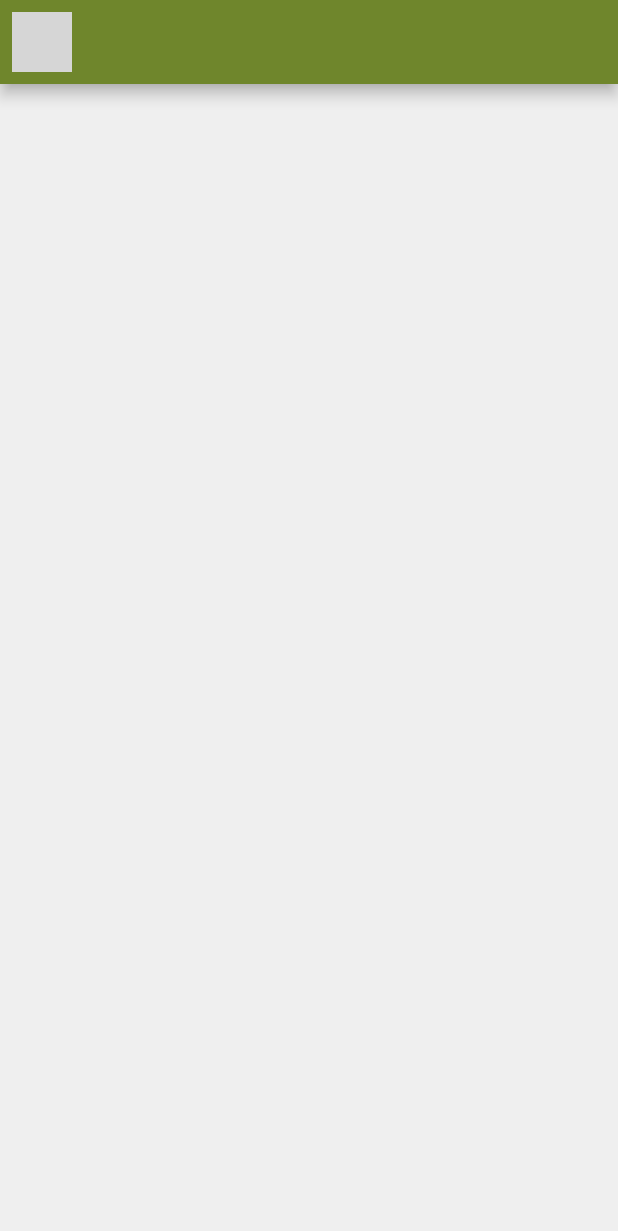
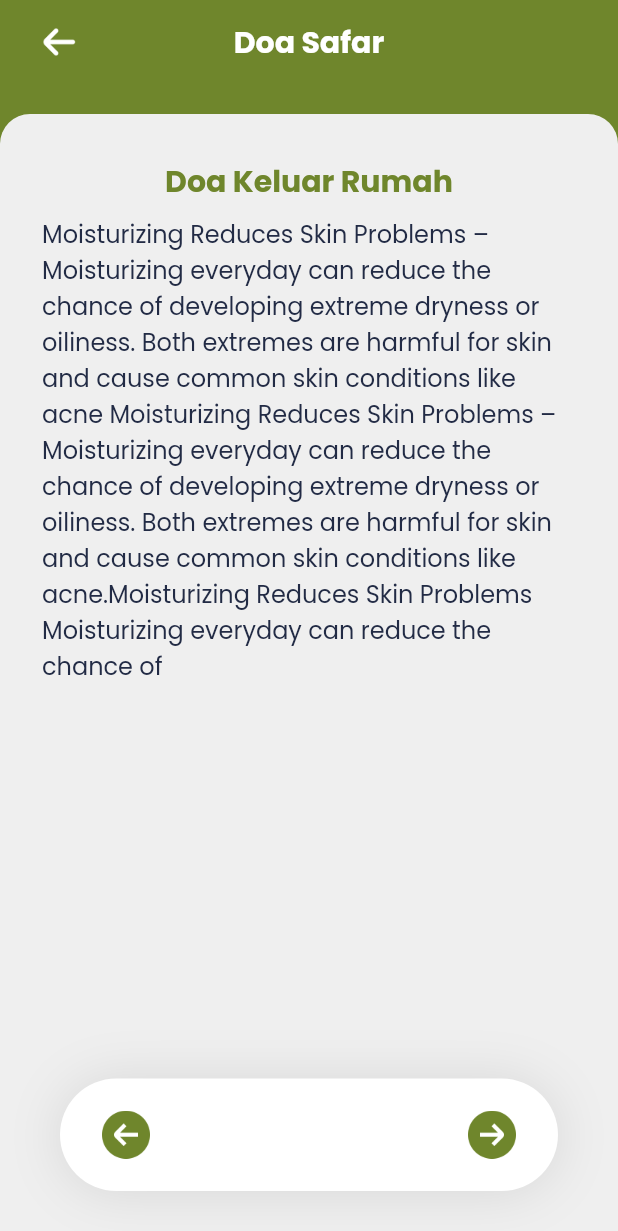
Before and after one commit to sapret19/ziarah_rasul, a Flutter app: the screen it shows after launch, on a phone screen of 412 x 824 dp. Shown: the top 1231 px of the screen. Run offline on Flutter 3.47's test engine with Material 2 defaults, Android fonts, the light colour scheme and no system bars; grey boxes are pictures that could not be loaded.

Commit message:
singlepage

```diff
--- a/lib/home_screen.dart
+++ b/lib/home_screen.dart
@@ -10,7 +10,6 @@ class HomeScreen extends StatelessWidget {
   Widget build(BuildContext context) {
     Size size = MediaQuery.of(context).size;
     return Scaffold(
-
         appBar: BagianHead(),
         body: Column(
           children: [
@@ -71,7 +70,7 @@ class HomeScreen extends StatelessWidget {
         mainAxisAlignment: MainAxisAlignment.center,
         children: [
           Image(
-            image: const AssetImage('images/logo-zr.png'),
+            image: const AssetImage('assets/images/Logo-ZR.png'),
             height: AppBar().preferredSize.height,
           ),
         ],
@@ -114,9 +113,9 @@ class Pengumuman extends StatelessWidget {
                                 color: kPrimaryColor,
                               ),
                             ),
-
                           ],
-                          ),),
+                        ),
+                      ),
                       Positioned(
                           top: 25,
                           left: 38,
@@ -129,30 +128,22 @@ class Pengumuman extends StatelessWidget {
                                           fontSize: 15,
                                           fontFamily: 'Poppins',
                                           fontWeight: FontWeight.bold,
-                                color: kPrimaryColor
-                              )),
+                                          color: kPrimaryColor)),
                                   SizedBox(
                                     height: 10,
                                   ),
                                   Text("24 Feb- 12 Mar",
                                       textAlign: TextAlign.start,
-
                                       style: TextStyle(
                                         fontSize: 12,
                                         fontFamily: 'Poppins',
                                         fontWeight: FontWeight.bold,
                                         color: kPrimaryColor,
-
                                       )),
                                 ],
                               ),
-
-
-
-
                             ],
                           ))
-
                     ],
                   ),
                 ),
@@ -179,9 +170,9 @@ class Pengumuman extends StatelessWidget {
                                 color: kPrimaryColor,
                               ),
                             ),
-
                           ],
-                          ),),
+                        ),
+                      ),
                       Positioned(
                           top: 25,
                           left: 38,
@@ -194,30 +185,22 @@ class Pengumuman extends StatelessWidget {
                                           fontSize: 15,
                                           fontFamily: 'Poppins',
                                           fontWeight: FontWeight.bold,
-                                color: kPrimaryColor
-                              )),
+                                          color: kPrimaryColor)),
                                   SizedBox(
                                     height: 10,
                                   ),
                                   Text("24 Feb- 12 Mar",
                                       textAlign: TextAlign.start,
-
                                       style: TextStyle(
                                         fontSize: 12,
                                         fontFamily: 'Poppins',
                                         fontWeight: FontWeight.bold,
                                         color: kPrimaryColor,
-
                                       )),
                                 ],
                               ),
-
-
-
-
                             ],
                           ))
-
                     ],
                   ),
                 ),
@@ -225,9 +208,7 @@ class Pengumuman extends StatelessWidget {
             ),
           ),
         ),
-
       ],
-
     );
   }
 }
--- /dev/null
+++ b/lib/page/appbar_page.dart
@@ -0,0 +1,26 @@
+import 'package:flutter/cupertino.dart';
+import 'package:flutter/material.dart';
+import 'package:ziarah_rasul/constants.dart';
+
+AppBar AppBar_page(BuildContext context) {
+    return AppBar(
+        backgroundColor: kPrimaryColor,
+        elevation: 0,
+        leading: IconButton(
+          onPressed: (() => Navigator.pop(context)),
+          icon: Image.asset(
+            'assets/images/back.png',
+            color: Colors.white,
+          ),
+          padding: EdgeInsets.only(left: kDefaultPadding),
+        ),
+        title: Text(
+          'Doa Safar',
+          style: TextStyle(
+              fontFamily: 'Poppins',
+              fontWeight: FontWeight.bold,
+              fontSize: 20),
+        ),
+        centerTitle: true,
+      );
+  }
--- /dev/null
+++ b/lib/page/body_page.dart
@@ -0,0 +1,70 @@
+import 'package:flutter/animation.dart';
+import 'package:flutter/cupertino.dart';
+import 'package:flutter/material.dart';
+import 'package:flutter/src/widgets/container.dart';
+import 'package:flutter/src/widgets/framework.dart';
+import 'package:ziarah_rasul/constants.dart';
+
+class Body_Page extends StatefulWidget {
+  const Body_Page({super.key});
+
+  @override
+  State<Body_Page> createState() => _Body_PageState();
+}
+
+class _Body_PageState extends State<Body_Page> {
+  @override
+  Widget build(BuildContext context) {
+    Size size = MediaQuery.of(context).size;
+    return SingleChildScrollView(
+      child: Column(
+        children: <Widget>[
+          Container(
+            height: size.height,
+            width: size.width,
+            decoration: BoxDecoration(color: kPrimaryColor),
+            child: Container(
+              // height: MediaQuery.of(context).size.height,
+              margin: EdgeInsets.only(top: 20),
+              padding: EdgeInsets.all(kDefaultPadding),
+              decoration: BoxDecoration(
+                  color: kBackgroundColor,
+                  borderRadius: BorderRadius.only(
+                      topLeft: Radius.circular(20),
+                      topRight: Radius.circular(20))),
+              child: Column(
+                children: [
+                  SizedBox(
+                    height: 10,
+                  ),
+                  Text(
+                    'Doa Keluar Rumah',
+                    style: TextStyle(
+                        fontFamily: 'Poppins',
+                        fontWeight: FontWeight.bold,
+                        fontSize: 20,
+                        color: kPrimaryColor),
+                  ),
+                  // SizedBox(
+                  //   height: 20,
+                  // ),
+                  Padding(
+                    padding: const EdgeInsets.all(kDefaultPadding / 2.5),
+                    child: Text(
+                      'Moisturizing Reduces Skin Problems – Moisturizing everyday can reduce the chance of developing extreme dryness or oiliness. Both extremes are harmful for skin and cause common skin conditions like acne Moisturizing Reduces Skin Problems – Moisturizing everyday can reduce the chance of developing extreme dryness or oiliness. Both extremes are harmful for skin and cause common skin conditions like acne.Moisturizing Reduces Skin Problems Moisturizing everyday can reduce the chance of ',
+                      style: TextStyle(
+                          fontFamily: 'Poppins',
+                          fontSize: 16,
+                          fontWeight: FontWeight.w400,
+                          color: kTextColor),
+                    ),
+                  )
+                ],
+              ),
+            ),
+          ),
+        ],
+      ),
+    );
+  }
+}
--- /dev/null
+++ b/lib/page/navbar_page.dart
@@ -0,0 +1,47 @@
+import 'package:flutter/material.dart';
+import 'package:ziarah_rasul/constants.dart';
+
+class navbar_page extends StatelessWidget {
+  const navbar_page({
+    Key? key,
+  }) : super(key: key);
+
+  @override
+  Widget build(BuildContext context) {
+    return Container(
+      height: 75,
+      decoration: BoxDecoration(
+          color: Colors.white,
+          borderRadius: BorderRadius.circular(50),
+          boxShadow: [
+            BoxShadow(
+                color: Colors.black.withOpacity(.1),
+                blurRadius: 30,
+                offset: Offset(0, 1))
+          ]),
+      margin: EdgeInsets.only(bottom: 30, left: 40, right: 40),
+      child: Padding(
+        padding: const EdgeInsets.only(
+            left: kDefaultPadding, right: kDefaultPadding),
+        child: Row(
+          children: [
+            IconButton(
+                onPressed: () {},
+                icon: Image.asset(
+                  "assets/images/left.png",
+                  color: kPrimaryColor,
+                  // scale: 0.1,
+                )),
+            Spacer(),
+            IconButton(
+                onPressed: () {},
+                icon: Image.asset(
+                  "assets/images/right.png",
+                  color: kPrimaryColor,
+                ))
+          ],
+        ),
+      ),
+    );
+  }
+}
--- a/lib/page/single_page.dart
+++ b/lib/page/single_page.dart
@@ -1,8 +1,10 @@
 import 'package:flutter/material.dart';
 import 'package:flutter/src/widgets/container.dart';
 import 'package:flutter/src/widgets/framework.dart';
-import 'package:flutter_svg/flutter_svg.dart';
 import 'package:ziarah_rasul/constants.dart';
+import 'package:ziarah_rasul/page/appbar_page.dart';
+import 'package:ziarah_rasul/page/body_page.dart';
+import 'package:ziarah_rasul/page/navbar_page.dart';
 
 class single_page extends StatefulWidget {
   const single_page({super.key});
@@ -15,11 +17,9 @@ class _single_pageState extends State<single_page> {
   @override
   Widget build(BuildContext context) {
     return Scaffold(
-      appBar: AppBar(
-        backgroundColor: kPrimaryColor,
-        leading: IconButton(
-            onPressed: () {}, icon: SvgPicture.asset("assets/icon/back.svg")),
-      ),
+      appBar: AppBar_page(context),
+      body: Body_Page(),
+      bottomNavigationBar: navbar_page(),
     );
   }
 }
--- a/pubspec.yaml
+++ b/pubspec.yaml
@@ -36,7 +36,7 @@ dependencies:
   # The following adds the Cupertino Icons font to your application.
   # Use with the CupertinoIcons class for iOS style icons.
   cupertino_icons: ^1.0.2
-  flutter_svg: ^0.17.4
+  # flutter_svg: ^0.17.4
 
 dev_dependencies:
   flutter_test:
@@ -63,7 +63,7 @@ flutter:
   # To add assets to your application, add an assets section, like this:
   assets:
     - assets/images/
-    - assets/icon/
+    - assets/icons/
 
   # An image asset can refer to one or more resolution-specific "variants", see
   # https://flutter.dev/assets-and-images/#resolution-aware
```
Also changed, not shown: assets/images/back.png (added), assets/images/left.png (added), assets/images/right.png (added), pubspec.lock. Lines whose indentation alone changed are shown as unchanged.
